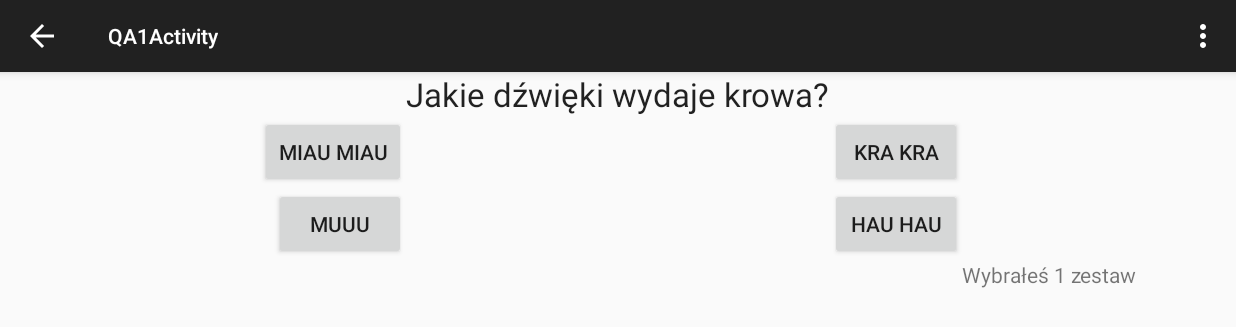
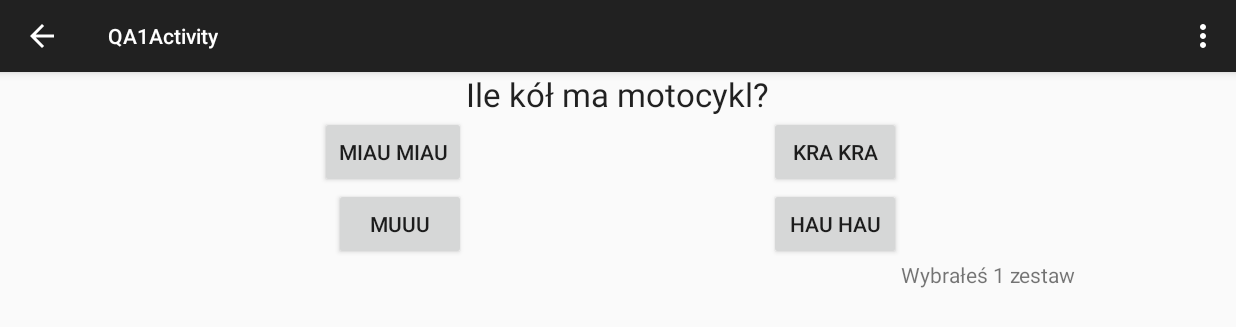
Before and after one commit to QuantumDamage/E-lementarzMobile, an Android app: the QA1Activity screen opened directly, with no data from a screen before it, on a phone screen of 824 x 412 dp (held sideways). Shown: the top 327 px of the screen. Run offline under Robolectric (Android 15) with nearby library versions, the phone set to English and light mode, and no system bars.

Commit message:
Added second question

```diff
--- a/app/src/main/java/org/e_lementarz/e_lementarzmobile/MainActivity.java
+++ b/app/src/main/java/org/e_lementarz/e_lementarzmobile/MainActivity.java
@@ -13,7 +13,7 @@ public class MainActivity extends ActionBarActivity {
 
 
     public void startQA1 (View view) {
-        Intent intent = new Intent(this, QA1Activity.class);
+        Intent intent = new Intent(MainActivity.this, QA1Activity.class);
         startActivity(intent);
     }
 
--- a/app/src/main/java/org/e_lementarz/e_lementarzmobile/QA1Activity.java
+++ b/app/src/main/java/org/e_lementarz/e_lementarzmobile/QA1Activity.java
@@ -6,6 +6,7 @@ import android.support.v7.app.ActionBarActivity;
 import android.view.Menu;
 import android.view.MenuItem;
 import android.view.View;
+import android.widget.Button;
 import android.widget.TextView;
 import android.widget.Toast;
 
@@ -45,10 +46,20 @@ public class QA1Activity extends ActionBarActivity {
         setContentView(R.layout.activity_qa1);
 
         TextView testText = (TextView) findViewById(R.id.testField);
+
+        TextView question = (TextView) findViewById(R.id.Question);
+        Button button1 = (Button) findViewById(R.id.Button1);
+        Button button2 = (Button) findViewById(R.id.Button2);
+        Button button3 = (Button) findViewById(R.id.Button3);
+        Button button4 = (Button) findViewById(R.id.Button4);
+
         if (quizPack == 0) {
             testText.setText("Wybrałeś " + quizPack + " zestaw");
+            question.setText("Jakie dźwięki wydaje krowa?");
+
         } else if (quizPack == 1) {
             testText.setText("Wybrałeś " + quizPack + " zestaw");
+            question.setText("Ile kół ma motocykl?");
         }
 
     }
--- a/app/src/main/res/layout/activity_qa1.xml
+++ b/app/src/main/res/layout/activity_qa1.xml
@@ -20,7 +20,7 @@
         android:layout_below="@id/Question"
         android:layout_toLeftOf="@id/Question"
         android:onClick="onClick2003"
-        android:text="@string/buttonFalse1" />
+        android:text="@string/button1False1" />
 
     <Button
         android:id="@+id/Button2"
@@ -29,7 +29,7 @@
         android:layout_below="@id/Question"
         android:layout_toRightOf="@id/Question"
         android:onClick="onClick2004"
-        android:text="@string/buttonFalse2" />
+        android:text="@string/button1False2" />
 
     <Button
         android:id="@+id/Button3"
@@ -38,7 +38,7 @@
         android:layout_below="@id/Button1"
         android:layout_toLeftOf="@id/Question"
         android:onClick="onClick2005"
-        android:text="@string/buttonTrue" />
+        android:text="@string/button1True" />
 
     <Button
         android:id="@+id/Button4"
@@ -47,7 +47,7 @@
         android:layout_below="@id/Button2"
         android:layout_toRightOf="@id/Question"
         android:onClick="onClick2006"
-        android:text="@string/buttonFalse3" />
+        android:text="@string/button1False3" />
 
     <TextView
         android:id="@+id/testField"
--- a/app/src/main/res/values/strings.xml
+++ b/app/src/main/res/values/strings.xml
@@ -4,12 +4,18 @@
 
 
     <string name="Version">Version 1.0</string>
+
     <string name="Question1">Jakie dźwięki wydaje krowa?</string>
-    <string name="buttonTrue">Muuu</string>
-    <string name="buttonFalse1">Miau Miau</string>
-    <string name="buttonFalse2">Kra Kra</string>
-    <string name="buttonFalse3">Hau Hau</string>
+    <string name="button1True">Muuu</string>
+    <string name="button1False1">Miau Miau</string>
+    <string name="button1False2">Kra Kra</string>
+    <string name="button1False3">Hau Hau</string>
 
+    <string name="Question2">Ile kół ma motocykl?</string>
+    <string name="button2True">2</string>
+    <string name="button2False1">3</string>
+    <string name="button2False2">1</string>
+    <string name="button2False3">4</string>
 
     <string name="action_settings">Settings</string>
 
```
